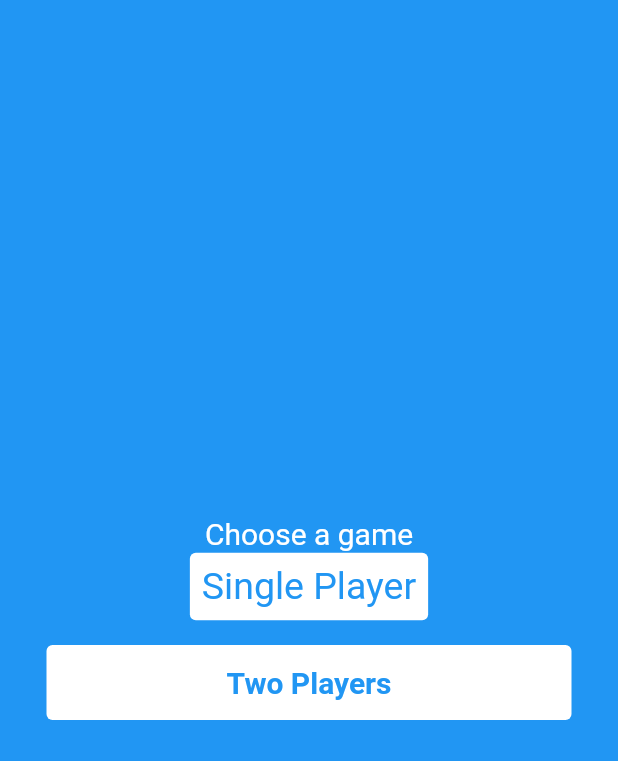
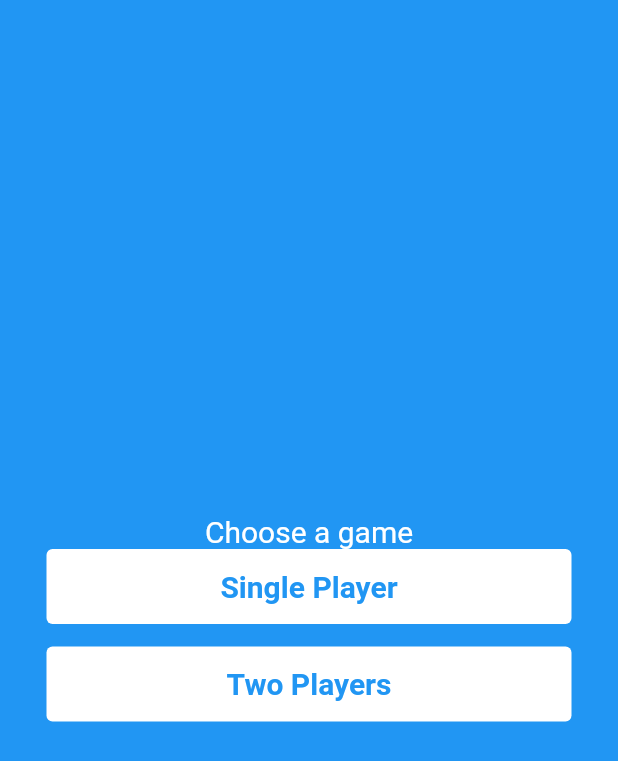
Before and after one commit to dev-raj-1729/flutter-tic-tac-toe, a Flutter app: the screen it shows after launch, on a phone screen of 412 x 824 dp. Shown: the top 761 px of the screen. Run offline on Flutter 3.47's test engine with Material 2 defaults, Android fonts, the phone set to English and light mode, and no system bars.

Commit message:
changed button aesthetics

```diff
--- a/lib/screens/homescreen.dart
+++ b/lib/screens/homescreen.dart
@@ -25,19 +25,25 @@ class HomeScreen extends StatelessWidget {
               textAlign: TextAlign.center,
               style: TextStyle(color: Colors.white, fontSize: 20),
             ),
-            TextButton(
+            Container(
+              width: min(mediaQuery.size.width * 0.90, 350),
+              height: 50,
+              child: TextButton(
                 style: TextButton.styleFrom(
                   backgroundColor: Colors.white,
                   textStyle: TextStyle(
-                  fontSize: 25,
+                    fontSize: 20,
+                    fontWeight: FontWeight.bold,
                   ),
                 ),
                 onPressed: () {
-                (Provider.of<Board>(context, listen: false)..setComputer(true))
+                  (Provider.of<Board>(context, listen: false)
+                        ..setComputer(true))
                       .reset();
                   Navigator.of(context).pushNamed(GameScreen.routeName);
                 },
                 child: Text('Single Player'),
+              ),
             ),
             SizedBox(
               height: 15,
```
Lines whose indentation alone changed are shown as unchanged.
